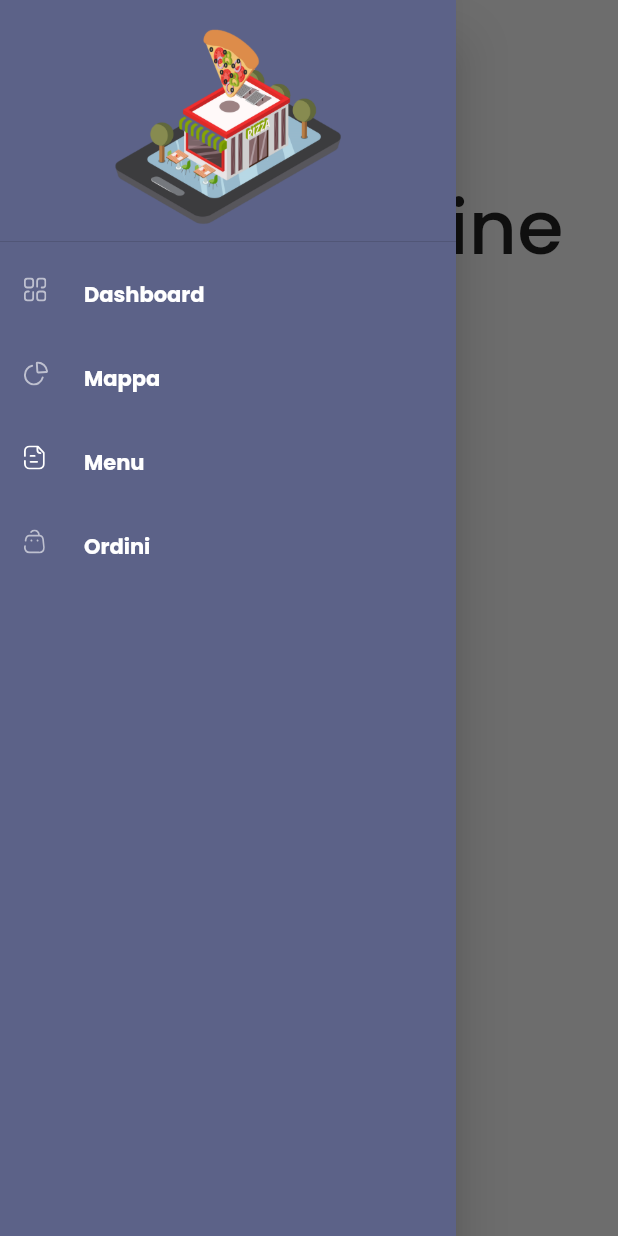
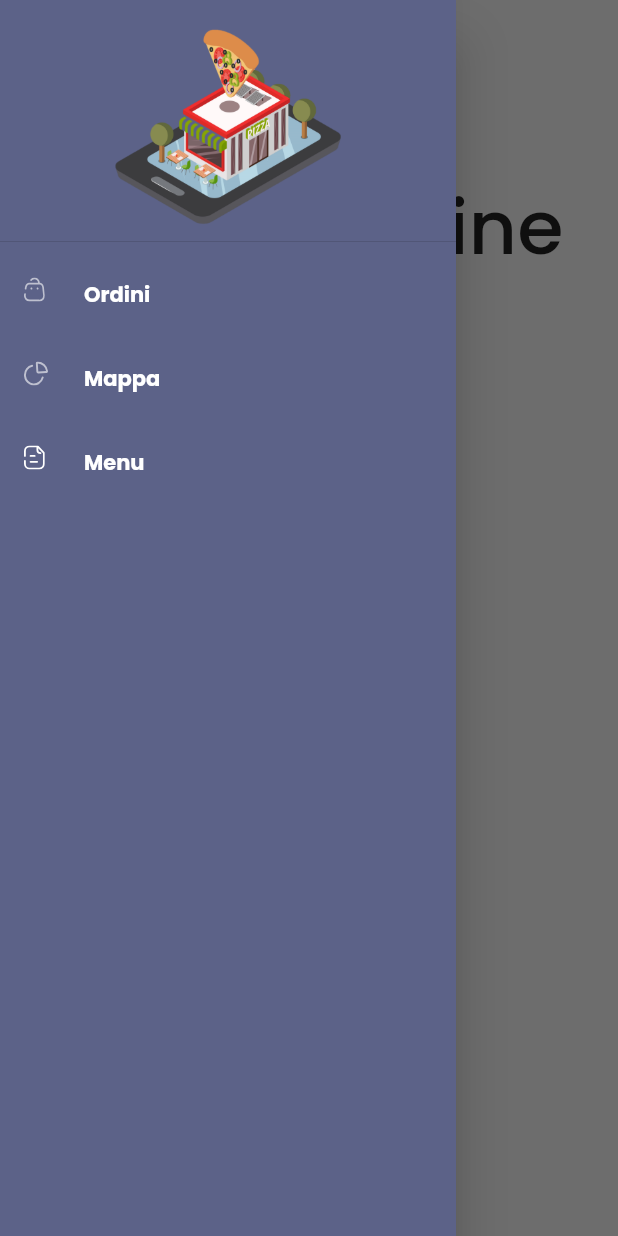
Before and after one commit to umberto-bianchin/app_admin_pizzeria, a Flutter app: the MainScreen screen opened directly, in the side drawer, after a tap on "Ordini", on a phone screen of 412 x 824 dp. Run offline on Flutter 3.47's test engine with Material 2 defaults, Android fonts, the light colour scheme and no system bars; our stand-ins replace cloud_firestore, cloud_functions, email_validator, firebase_auth, firebase_core, flutter_svg and 3 more; accounts and stored records are empty.

Commit message:
map screen and bug fix

```diff
--- a/lib/providers/orders_provider.dart
+++ b/lib/providers/orders_provider.dart
@@ -49,8 +49,11 @@ class OrdersProvider with ChangeNotifier {
 
         if (order.exists && context.mounted) {
           _orders = await retrieveOrders(context);
-          notifyListeners();
+        } else {
+          _orders.removeWhere((element) => element.uid == document.id);
         }
+
+        notifyListeners();
       }));
     }
   }
--- a/lib/providers/page_provider.dart
+++ b/lib/providers/page_provider.dart
@@ -7,7 +7,7 @@ class PageProvider with ChangeNotifier {
   LoginStatus loginStatus = LoginStatus.notLogged;
   int selectedPage = 0;
   Categories selectedCategory = Categories.pizza;
-  String page = "Dashboard";
+  String page = "Ordini";
 
   String get getPage => page;
 
@@ -26,13 +26,11 @@ class PageProvider with ChangeNotifier {
 
     switch (page) {
       case 0:
-        this.page = "Dashboard";
+        this.page = "Ordini";
       case 1:
         this.page = "Mappa";
       case 2:
         this.page = "Menu";
-      case 3:
-        this.page = "Ordini";
     }
     notifyListeners();
   }
--- a/lib/screens/dashboard_screen.dart
+++ /dev/null
@@ -1,35 +0,0 @@
-import 'package:app_admin_pizzeria/main.dart';
-import 'package:app_admin_pizzeria/responsive.dart';
-import 'package:flutter/material.dart';
-
-class DashboardScreen extends StatelessWidget {
-  const DashboardScreen({super.key});
-
-  @override
-  Widget build(BuildContext context) {
-    return Row(
-      crossAxisAlignment: CrossAxisAlignment.start,
-      children: [
-        Expanded(
-          flex: 5,
-          child: Column(
-            children: [
-              const SizedBox(height: defaultPadding),
-              if (Responsive.isMobile(context))
-                const SizedBox(height: defaultPadding),
-              if (Responsive.isMobile(context)) const Placeholder(),
-            ],
-          ),
-        ),
-        if (!Responsive.isMobile(context))
-          const SizedBox(width: defaultPadding),
-        // On Mobile means if the screen is less than 850 we don't want to show it
-        if (!Responsive.isMobile(context))
-          const Expanded(
-            flex: 2,
-            child: SizedBox(),
-          ),
-      ],
-    );
-  }
-}
--- a/lib/screens/main_screen.dart
+++ b/lib/screens/main_screen.dart
@@ -2,7 +2,6 @@ import 'package:app_admin_pizzeria/main.dart';
 import 'package:app_admin_pizzeria/providers/orders_provider.dart';
 import 'package:app_admin_pizzeria/providers/page_provider.dart';
 import 'package:app_admin_pizzeria/responsive.dart';
-import 'package:app_admin_pizzeria/screens/dashboard_screen.dart';
 import 'package:app_admin_pizzeria/screens/maps_screen.dart';
 import 'package:app_admin_pizzeria/screens/menu_screen.dart';
 import 'package:app_admin_pizzeria/screens/order_screen.dart';
@@ -15,11 +14,10 @@ import '../widget/side_menu.dart';
 class MainScreen extends StatelessWidget {
   MainScreen({super.key});
 
-  final List<Widget> _displayed =  [
-    const DashboardScreen(),
+  final List<Widget> _displayed = [
+    const OrderScreen(),
     MapScreen(),
     const MenuScreen(),
-    const OrderScreen(),
   ];
 
   @override
--- a/lib/screens/order_screen.dart
+++ b/lib/screens/order_screen.dart
@@ -1,5 +1,4 @@
 import 'package:app_admin_pizzeria/data/data_item.dart';
-import 'package:app_admin_pizzeria/data/order_data.dart';
 import 'package:app_admin_pizzeria/helper.dart';
 import 'package:app_admin_pizzeria/main.dart';
 import 'package:app_admin_pizzeria/providers/orders_provider.dart';
@@ -14,8 +13,7 @@ class OrderScreen extends StatelessWidget {
 
   @override
   Widget build(BuildContext context) {
-    final orderProvider = Provider.of<OrdersProvider>(context);
-    List<OrderData> orders = orderProvider.orders;
+    final orders = Provider.of<OrdersProvider>(context).orders;
 
     if (orders.isNotEmpty) {
       return Expanded(
--- a/lib/widget/menu_widget/categories_buttons_tab.dart
+++ b/lib/widget/menu_widget/categories_buttons_tab.dart
@@ -7,13 +7,13 @@ enum Categories {
   pizza,
   bibite,
   panini,
-  kebab,
+  panari,
   ingredienti,
 }
 
 final List<Pair> listCategories = [
   Pair("assets/images/classic.png", Categories.pizza),
-  Pair("assets/images/mexican.png", Categories.kebab),
+  Pair("assets/images/mexican.png", Categories.panari),
   Pair("assets/images/burger.png", Categories.panini),
   Pair("assets/images/drink.png", Categories.bibite),
   Pair("assets/images/pastry.png", Categories.ingredienti)
--- a/lib/widget/side_menu.dart
+++ b/lib/widget/side_menu.dart
@@ -18,8 +18,8 @@ class SideMenu extends StatelessWidget {
             child: Image.asset("assets/images/pizzeria.png"),
           ),
           DrawerListTile(
-            title: "Dashboard",
-            svgSrc: "assets/icons/menu_dashboard.svg",
+            title: "Ordini",
+            svgSrc: "assets/icons/menu_store.svg",
             press: () {
               provider.changePage(0);
             },
@@ -36,13 +36,6 @@ class SideMenu extends StatelessWidget {
             svgSrc: "assets/icons/menu_doc.svg",
             press: () {
               provider.changePage(2);
-            },
-          ),
-          DrawerListTile(
-            title: "Ordini",
-            svgSrc: "assets/icons/menu_store.svg",
-            press: () {
-              provider.changePage(3);
             },
           ),
         ],
```
Also changed, not shown: lib/screens/maps_screen.dart (+15 -7 lines).
